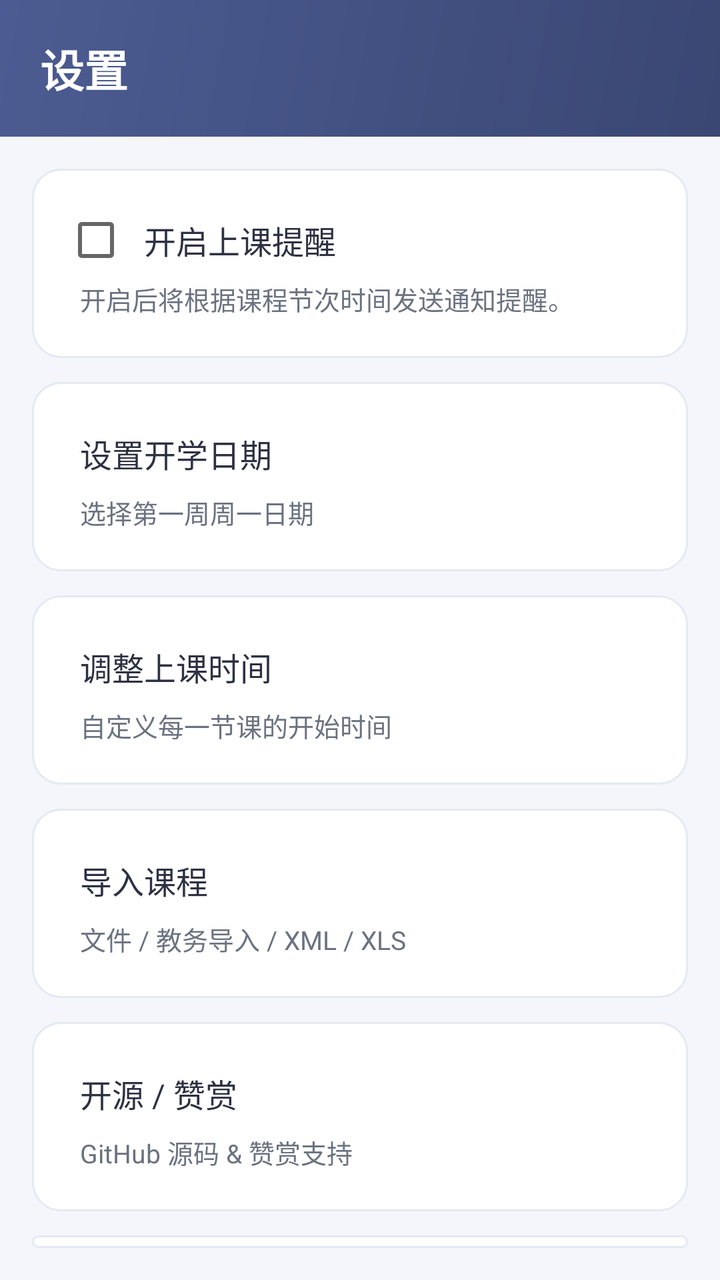
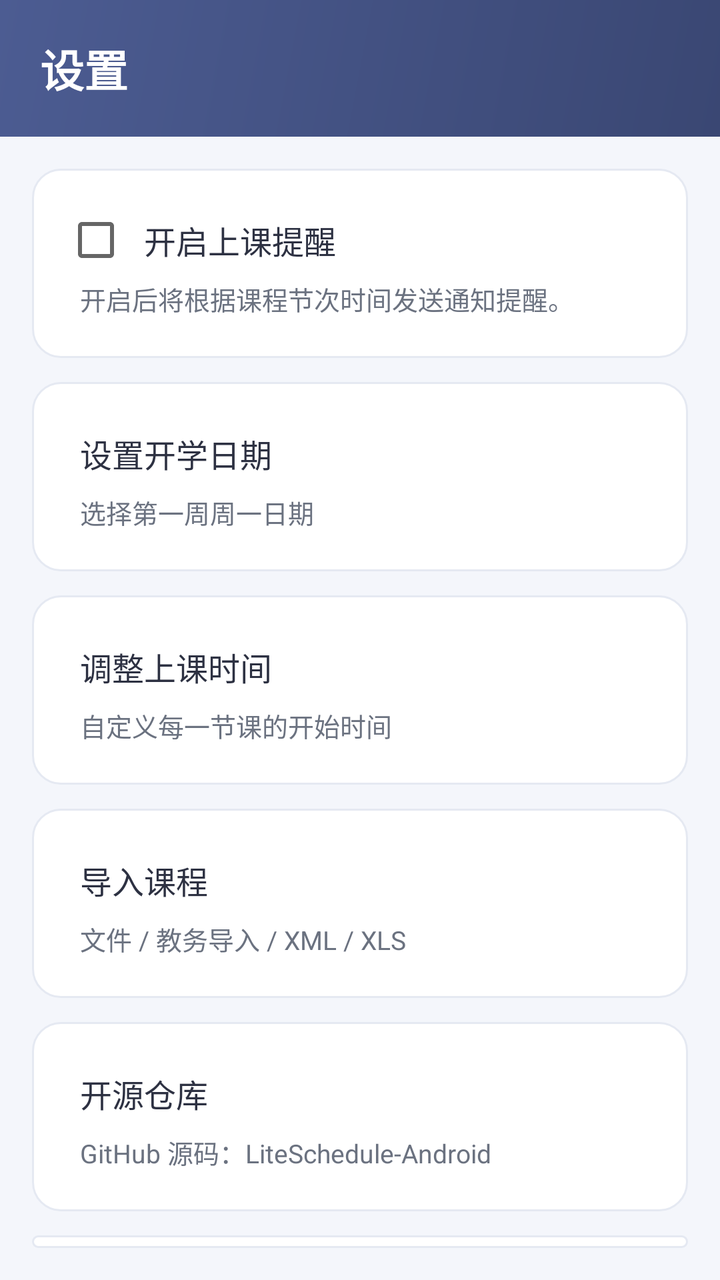

The first picture is an Android layout as it rendered before a commit; the second is the same layout after the commit. The layout source and the unified diff follow.
<!-- AndroidManifest.xml: application theme Theme.QingKebiao -->
<!-- res/layout/activity_settings.xml -->
<?xml version="1.0" encoding="utf-8"?>
<LinearLayout xmlns:android="http://schemas.android.com/apk/res/android"
    android:orientation="vertical"
    android:background="#F4F6FB"
    android:layout_width="match_parent"
    android:layout_height="match_parent">

    <LinearLayout
        android:orientation="vertical"
        android:background="@drawable/bg_header"
        android:paddingLeft="20dp"
        android:paddingRight="20dp"
        android:paddingTop="18dp"
        android:paddingBottom="18dp"
        android:layout_width="match_parent"
        android:layout_height="wrap_content">
        <TextView
            android:text="设置"
            android:textColor="#FFFFFF"
            android:textSize="22sp"
            android:textStyle="bold"
            android:layout_width="wrap_content"
            android:layout_height="wrap_content" />
    </LinearLayout>

    <LinearLayout
        android:orientation="vertical"
        android:padding="16dp"
        android:layout_width="match_parent"
        android:layout_height="wrap_content">
        <LinearLayout
            android:orientation="vertical"
            android:background="@drawable/bg_card"
            android:padding="16dp"
            android:layout_width="match_parent"
            android:layout_height="wrap_content">
            <CheckBox
                android:id="@+id/cb_reminder"
                android:text="开启上课提醒"
                android:textSize="16sp"
                android:textColor="#2D3142"
                android:padding="8dp"
                android:layout_width="match_parent"
                android:layout_height="wrap_content" />
            <TextView
                android:text="开启后将根据课程节次时间发送通知提醒。"
                android:textColor="#6B7280"
                android:textSize="13sp"
                android:paddingLeft="8dp"
                android:paddingRight="8dp"
                android:paddingBottom="4dp"
                android:layout_width="match_parent"
                android:layout_height="wrap_content" />
        </LinearLayout>

        <LinearLayout
            android:id="@+id/layout_start_date"
            android:orientation="vertical"
            android:background="@drawable/bg_card"
            android:padding="16dp"
            android:layout_width="match_parent"
            android:layout_height="wrap_content"
            android:layout_marginTop="12dp">
            <TextView
                android:text="设置开学日期"
                android:textSize="16sp"
                android:textColor="#2D3142"
                android:padding="8dp"
                android:layout_width="match_parent"
                android:layout_height="wrap_content" />
            <TextView
                android:id="@+id/tv_start_date_hint"
                android:text="选择第一周周一日期"
                android:textColor="#6B7280"
                android:textSize="13sp"
                android:paddingLeft="8dp"
                android:paddingRight="8dp"
                android:paddingBottom="4dp"
                android:layout_width="match_parent"
                android:layout_height="wrap_content" />
        </LinearLayout>

        <LinearLayout
            android:id="@+id/layout_time_settings"
            android:orientation="vertical"
            android:background="@drawable/bg_card"
            android:padding="16dp"
            android:layout_width="match_parent"
            android:layout_height="wrap_content"
            android:layout_marginTop="12dp">
            <TextView
                android:text="调整上课时间"
                android:textSize="16sp"
                android:textColor="#2D3142"
                android:padding="8dp"
                android:layout_width="match_parent"
                android:layout_height="wrap_content" />
            <TextView
                android:text="自定义每一节课的开始时间"
                android:textColor="#6B7280"
                android:textSize="13sp"
                android:paddingLeft="8dp"
                android:paddingRight="8dp"
                android:paddingBottom="4dp"
                android:layout_width="match_parent"
                android:layout_height="wrap_content" />
        </LinearLayout>

        <LinearLayout
            android:id="@+id/layout_import"
            android:orientation="vertical"
            android:background="@drawable/bg_card"
            android:padding="16dp"
            android:layout_width="match_parent"
            android:layout_height="wrap_content"
            android:layout_marginTop="12dp">
            <TextView
                android:text="导入课程"
                android:textSize="16sp"
                android:textColor="#2D3142"
                android:padding="8dp"
                android:layout_width="match_parent"
                android:layout_height="wrap_content" />
            <TextView
                android:id="@+id/tv_import_hint"
                android:text="文件 / 教务导入 / XML / XLS"
                android:textColor="#6B7280"
                android:textSize="13sp"
                android:paddingLeft="8dp"
                android:paddingRight="8dp"
                android:paddingBottom="4dp"
                android:layout_width="match_parent"
                android:layout_height="wrap_content" />
        </LinearLayout>

        <LinearLayout
            android:id="@+id/layout_open_source"
            android:orientation="vertical"
            android:background="@drawable/bg_card"
            android:padding="16dp"
            android:layout_width="match_parent"
            android:layout_height="wrap_content"
            android:layout_marginTop="12dp">
            <TextView
                android:text="开源 / 赞赏"
                android:textSize="16sp"
                android:textColor="#2D3142"
                android:padding="8dp"
                android:layout_width="match_parent"
                android:layout_height="wrap_content" />
            <TextView
                android:id="@+id/tv_open_source_hint"
                android:text="GitHub 源码 &amp; 赞赏支持"
                android:textColor="#6B7280"
                android:textSize="13sp"
                android:paddingLeft="8dp"
                android:paddingRight="8dp"
                android:paddingBottom="4dp"
                android:layout_width="match_parent"
                android:layout_height="wrap_content" />
        </LinearLayout>

        <LinearLayout
            android:id="@+id/layout_background"
            android:orientation="vertical"
            android:background="@drawable/bg_card"
            android:padding="16dp"
            android:layout_width="match_parent"
            android:layout_height="wrap_content"
            android:layout_marginTop="12dp">
            <TextView
                android:text="自定义背景"
                android:textSize="16sp"
                android:textColor="#2D3142"
                android:padding="8dp"
                android:layout_width="match_parent"
                android:layout_height="wrap_content" />
            <TextView
                android:id="@+id/tv_background_hint"
                android:text="赞赏 1 元解锁"
                android:textColor="#6B7280"
                android:textSize="13sp"
                android:paddingLeft="8dp"
                android:paddingRight="8dp"
                android:paddingBottom="4dp"
                android:layout_width="match_parent"
                android:layout_height="wrap_content" />
        </LinearLayout>
    </LinearLayout>
</LinearLayout>
<!-- resources referenced by this layout -->
<resources>
  <!-- drawable bg_card (drawable) -->
  <shape xmlns:android="http://schemas.android.com/apk/res/android">
      <solid android:color="#FFFFFF" />
      <corners android:radius="14dp" />
      <stroke android:width="1dp" android:color="#E5E9F2" />
  </shape>
  <!-- drawable bg_header (drawable) -->
  <shape xmlns:android="http://schemas.android.com/apk/res/android">
      <gradient
          android:startColor="#4C5C92"
          android:endColor="#3A4773"
          android:angle="315" />
  </shape>
  <style name="Theme.QingKebiao" parent="@android:style/Theme.Material.Light.NoActionBar">
          <item name="android:colorPrimary">#4C5C92</item>
          <item name="android:colorAccent">#FF6D3D</item>
          <item name="android:windowBackground">#F4F6FB</item>
          <item name="android:navigationBarColor">#FFFFFF</item>
          <item name="android:statusBarColor">#3A4773</item>
          <item name="android:textColorPrimary">#2D3142</item>
      </style>
</resources>

<!-- the commit's change to res/layout/activity_settings.xml (unified diff, before → after) -->
@@ -142,15 +142,40 @@
             android:layout_height="wrap_content"
             android:layout_marginTop="12dp">
             <TextView
-                android:text="开源 / 赞赏"
-                android:textSize="16sp"
-                android:textColor="#2D3142"
-                android:padding="8dp"
-                android:layout_width="match_parent"
-                android:layout_height="wrap_content" />
-            <TextView
-                android:id="@+id/tv_open_source_hint"
-                android:text="GitHub 源码 &amp; 赞赏支持"
+                android:text="开源仓库"
+                android:textSize="16sp"
+                android:textColor="#2D3142"
+                android:padding="8dp"
+                android:layout_width="match_parent"
+                android:layout_height="wrap_content" />
+            <TextView
+                android:text="GitHub 源码：LiteSchedule-Android"
+                android:textColor="#6B7280"
+                android:textSize="13sp"
+                android:paddingLeft="8dp"
+                android:paddingRight="8dp"
+                android:paddingBottom="4dp"
+                android:layout_width="match_parent"
+                android:layout_height="wrap_content" />
+        </LinearLayout>
+
+        <LinearLayout
+            android:id="@+id/layout_donate"
+            android:orientation="vertical"
+            android:background="@drawable/bg_card"
+            android:padding="16dp"
+            android:layout_width="match_parent"
+            android:layout_height="wrap_content"
+            android:layout_marginTop="12dp">
+            <TextView
+                android:text="赞赏支持"
+                android:textSize="16sp"
+                android:textColor="#2D3142"
+                android:padding="8dp"
+                android:layout_width="match_parent"
+                android:layout_height="wrap_content" />
+            <TextView
+                android:text="一块也是可以的，感谢支持！"
                 android:textColor="#6B7280"
                 android:textSize="13sp"
                 android:paddingLeft="8dp"
